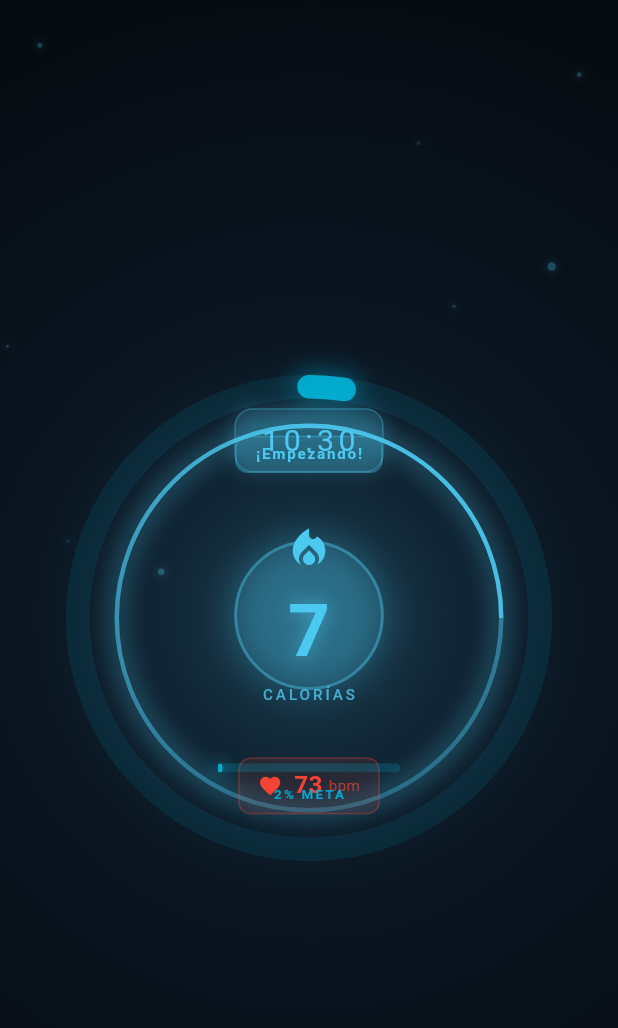
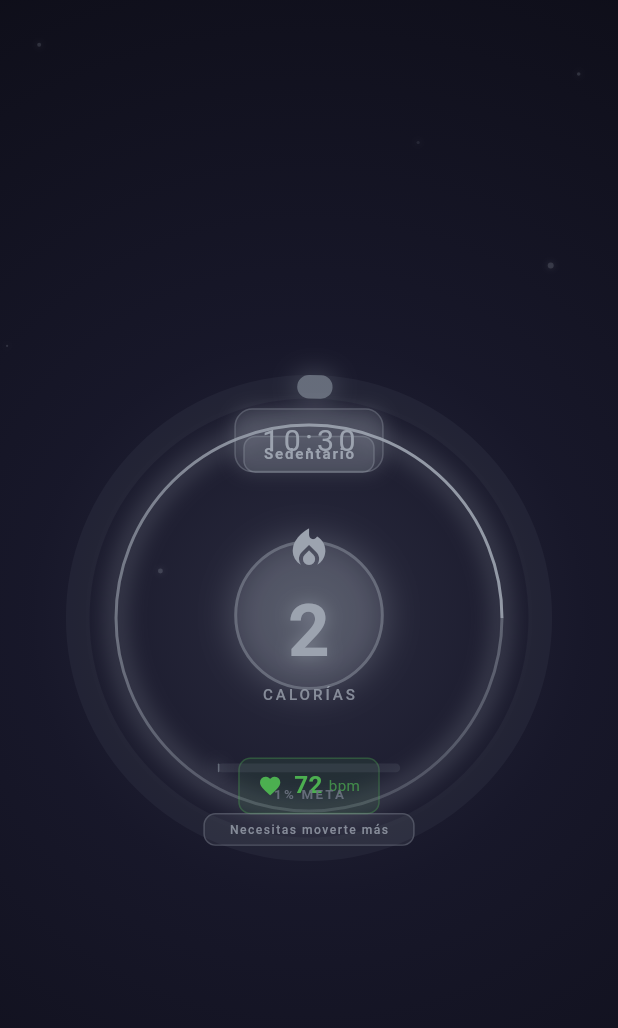
Before and after one commit to luisHidalgo-git/calorias, a Flutter app: the screen it shows after launch, on a phone screen of 412 x 824 dp. Shown: the top 1028 px of the screen. Run offline on Flutter 3.47's test engine with Material 3 defaults, Android fonts, the phone set to English and light mode, and no system bars.

Commit message:
mejorar diseño de textos

```diff
--- a/lib/models/fitness_data.dart
+++ b/lib/models/fitness_data.dart
@@ -9,20 +9,37 @@ class FitnessData {
 
   void addCalories(double amount) {
     _calories += amount;
-    _heartRate = (72 + (_calories / 8).round().clamp(0, 40)).clamp(60, 160);
+    // Ritmo cardíaco más realista basado en la actividad
+    _heartRate = _calculateHeartRate();
   }
 
-  void reset() {
-    _calories = 0.0;
-    _heartRate = 72;
+  int _calculateHeartRate() {
+    // Cálculo más realista del ritmo cardíaco
+    double baseRate = 72.0;
+    double activityMultiplier = (_calories / dailyCaloriesGoal).clamp(0.0, 1.0);
+
+    // El ritmo cardíaco aumenta gradualmente con la actividad
+    double targetRate = baseRate + (activityMultiplier * 50); // Máximo 122 bpm
+
+    return targetRate.round().clamp(60, 160);
   }
 
   // Método para obtener el nivel de intensidad basado en calorías
   int get intensityLevel {
     if (_calories < 50) return 1;
     if (_calories < 100) return 2;
-    if (_calories < 200) return 3;
-    if (_calories < 250) return 4;
+    if (_calories < 150) return 3;
+    if (_calories < 200) return 4;
     return 5;
   }
+
+  // Método para obtener el porcentaje de progreso
+  double get progressPercentage {
+    return (_calories / dailyCaloriesGoal).clamp(0.0, 1.0);
+  }
+
+  // Método para verificar si se alcanzó la meta
+  bool get goalReached {
+    return _calories >= dailyCaloriesGoal;
+  }
 }
--- a/lib/screens/watch_face_screen.dart
+++ b/lib/screens/watch_face_screen.dart
@@ -16,7 +16,6 @@ class _WatchFaceScreenState extends State<WatchFaceScreen>
     with TickerProviderStateMixin {
   FitnessData fitnessData = FitnessData();
   Timer? _activityTimer;
-  Timer? _resetTimer;
 
   late AnimationController _pulseController;
   late AnimationController _backgroundController;
@@ -46,7 +45,6 @@ class _WatchFaceScreenState extends State<WatchFaceScreen>
     );
 
     _startAutomaticActivity();
-    _startResetTimer();
   }
 
   @override
@@ -54,36 +52,19 @@ class _WatchFaceScreenState extends State<WatchFaceScreen>
     _pulseController.dispose();
     _backgroundController.dispose();
     _activityTimer?.cancel();
-    _resetTimer?.cancel();
     super.dispose();
   }
 
   void _startAutomaticActivity() {
-    _activityTimer = Timer.periodic(Duration(seconds: 2), (timer) {
+    _activityTimer = Timer.periodic(Duration(seconds: 3), (timer) {
       if (mounted) {
         setState(() {
-          // Incremento aleatorio entre 2-6 calorías
-          double increment = 2.0 + (math.Random().nextDouble() * 4.0);
+          // Incremento más realista entre 1-3 calorías cada 3 segundos
+          double increment = 1.0 + (math.Random().nextDouble() * 2.0);
           fitnessData.addCalories(increment);
         });
 
         // Animar el fondo cuando cambian las calorías
-        _backgroundController.forward().then((_) {
-          _backgroundController.reverse();
-        });
-      }
-    });
-  }
-
-  void _startResetTimer() {
-    // Reiniciar cada 30 segundos para demostración
-    _resetTimer = Timer.periodic(Duration(seconds: 30), (timer) {
-      if (mounted) {
-        setState(() {
-          fitnessData.reset();
-        });
-
-        // Efecto visual de reinicio
         _backgroundController.forward().then((_) {
           _backgroundController.reverse();
         });
@@ -115,10 +96,10 @@ class _WatchFaceScreenState extends State<WatchFaceScreen>
                   Color.lerp(
                     backgroundColor,
                     accentColor,
-                    _backgroundAnimation.value * 0.3,
+                    _backgroundAnimation.value * 0.2,
                   )!,
-                  backgroundColor.withOpacity(0.8),
-                  backgroundColor.withOpacity(0.4),
+                  backgroundColor.withOpacity(0.9),
+                  backgroundColor.withOpacity(0.6),
                   Colors.black,
                 ],
                 stops: [0.0, 0.3, 0.7, 1.0],
@@ -128,7 +109,7 @@ class _WatchFaceScreenState extends State<WatchFaceScreen>
               children: [
                 // Efecto de partículas sutiles
                 ...List.generate(
-                  8,
+                  6,
                   (index) =>
                       _buildFloatingParticle(index, watchSize, accentColor),
                 ),
@@ -158,8 +139,8 @@ class _WatchFaceScreenState extends State<WatchFaceScreen>
                               // Anillo interior decorativo
                               ProgressRing(
                                 progress: 1.0,
-                                color: accentColor.withOpacity(0.2),
-                                strokeWidth: 3,
+                                color: accentColor.withOpacity(0.15),
+                                strokeWidth: 2,
                                 radius: watchSize * 0.32,
                               ),
 
@@ -183,6 +164,17 @@ class _WatchFaceScreenState extends State<WatchFaceScreen>
                                 child: _buildProgressIndicator(
                                   watchSize,
                                   progressColor,
+                                ),
+                              ),
+
+                              // Descripción del nivel de actividad
+                              Positioned(
+                                bottom: watchSize * 0.05,
+                                left: 0,
+                                right: 0,
+                                child: _buildActivityDescription(
+                                  watchSize,
+                                  accentColor,
                                 ),
                               ),
                             ],
@@ -246,9 +238,36 @@ class _WatchFaceScreenState extends State<WatchFaceScreen>
     );
   }
 
+  Widget _buildActivityDescription(double watchSize, Color accentColor) {
+    final description = ColorUtils.getActivityDescription(fitnessData.calories);
+
+    return Center(
+      child: Container(
+        padding: EdgeInsets.symmetric(
+          horizontal: watchSize * 0.04,
+          vertical: watchSize * 0.01,
+        ),
+        decoration: BoxDecoration(
+          borderRadius: BorderRadius.circular(watchSize * 0.02),
+          color: accentColor.withOpacity(0.1),
+          border: Border.all(color: accentColor.withOpacity(0.3), width: 1),
+        ),
+        child: Text(
+          description,
+          style: TextStyle(
+            fontSize: watchSize * 0.02,
+            color: accentColor.withOpacity(0.8),
+            fontWeight: FontWeight.w500,
+            letterSpacing: 1.0,
+          ),
+        ),
+      ),
+    );
+  }
+
   Widget _buildFloatingParticle(int index, double watchSize, Color color) {
     final random = math.Random(index);
-    final size = 2.0 + random.nextDouble() * 4.0;
+    final size = 1.5 + random.nextDouble() * 3.0;
     final left = random.nextDouble() * watchSize;
     final top = random.nextDouble() * watchSize;
 
@@ -260,8 +279,8 @@ class _WatchFaceScreenState extends State<WatchFaceScreen>
         height: size,
         decoration: BoxDecoration(
           shape: BoxShape.circle,
-          color: color.withOpacity(0.1 + random.nextDouble() * 0.2),
-          boxShadow: [BoxShadow(color: color.withOpacity(0.3), blurRadius: 4)],
+          color: color.withOpacity(0.1 + random.nextDouble() * 0.15),
+          boxShadow: [BoxShadow(color: color.withOpacity(0.2), blurRadius: 3)],
         ),
       ),
     );
--- a/lib/utils/color_utils.dart
+++ b/lib/utils/color_utils.dart
@@ -1,74 +1,120 @@
 import 'package:flutter/material.dart';
 
 class ColorUtils {
-  // Colores basados en las calorías quemadas
+  // Colores más realistas basados en niveles de actividad física
   static Color getBackgroundColor(double calories) {
     if (calories < 50) {
-      // Muy pocas calorías - azul oscuro relajante
-      return Color(0xFF0D1B2A);
+      // Muy poca actividad - gris azulado (sedentario)
+      return Color(0xFF1A1A2E);
     } else if (calories < 100) {
-      // Pocas calorías - azul medio
-      return Color(0xFF1B263B);
+      // Actividad ligera - azul oscuro
+      return Color(0xFF16213E);
     } else if (calories < 150) {
-      // Calorías moderadas - púrpura
-      return Color(0xFF2D1B69);
+      // Actividad moderada - verde oscuro
+      return Color(0xFF0F3460);
     } else if (calories < 200) {
-      // Buenas calorías - naranja oscuro
-      return Color(0xFF8B2635);
+      // Buena actividad - verde medio
+      return Color(0xFF1B4332);
     } else if (calories < 250) {
-      // Muchas calorías - rojo intenso
-      return Color(0xFF9D0208);
+      // Excelente actividad - verde vibrante
+      return Color(0xFF2D6A4F);
     } else {
-      // Meta alcanzada - dorado
-      return Color(0xFF6F4E37);
+      // Meta alcanzada - dorado/verde brillante
+      return Color(0xFF40916C);
     }
   }
 
   static Color getAccentColor(double calories) {
     if (calories < 50) {
-      return Color(0xFF4CC9F0);
+      // Sedentario - gris claro
+      return Color(0xFF9CA3AF);
     } else if (calories < 100) {
-      return Color(0xFF7209B7);
+      // Ligero - azul suave
+      return Color(0xFF60A5FA);
     } else if (calories < 150) {
-      return Color(0xFF560BAD);
+      // Moderado - amarillo suave
+      return Color(0xFFFBBF24);
     } else if (calories < 200) {
-      return Color(0xFFFF6B35);
+      // Bueno - verde claro
+      return Color(0xFF34D399);
     } else if (calories < 250) {
-      return Color(0xFFFF0A54);
+      // Excelente - verde brillante
+      return Color(0xFF10B981);
     } else {
-      return Color(0xFFFFD60A);
+      // Meta - dorado brillante
+      return Color(0xFFF59E0B);
     }
   }
 
   static Color getProgressColor(double calories) {
     if (calories < 50) {
-      return Color(0xFF00B4D8);
+      // Sedentario - gris
+      return Color(0xFF6B7280);
     } else if (calories < 100) {
-      return Color(0xFF9D4EDD);
+      // Ligero - azul
+      return Color(0xFF3B82F6);
     } else if (calories < 150) {
-      return Color(0xFF7B2CBF);
+      // Moderado - amarillo/naranja
+      return Color(0xFFF97316);
     } else if (calories < 200) {
-      return Color(0xFFFF8500);
+      // Bueno - verde
+      return Color(0xFF22C55E);
     } else if (calories < 250) {
-      return Color(0xFFFF006E);
+      // Excelente - verde intenso
+      return Color(0xFF16A34A);
     } else {
-      return Color(0xFFFFBF00);
+      // Meta - dorado
+      return Color(0xFFEAB308);
     }
   }
 
   static String getMotivationalText(double calories) {
     if (calories < 50) {
-      return "¡Empezando!";
+      return "Sedentario";
     } else if (calories < 100) {
-      return "¡Buen ritmo!";
+      return "Ligero";
     } else if (calories < 150) {
-      return "¡Excelente!";
+      return "Moderado";
     } else if (calories < 200) {
-      return "¡Increíble!";
+      return "Activo";
     } else if (calories < 250) {
-      return "¡Casi ahí!";
+      return "Muy Activo";
     } else {
       return "¡META!";
     }
   }
+
+  // Nuevo método para obtener descripción del nivel
+  static String getActivityDescription(double calories) {
+    if (calories < 50) {
+      return "Necesitas moverte más";
+    } else if (calories < 100) {
+      return "Actividad básica";
+    } else if (calories < 150) {
+      return "Buen progreso";
+    } else if (calories < 200) {
+      return "Excelente trabajo";
+    } else if (calories < 250) {
+      return "Nivel excepcional";
+    } else {
+      return "¡Objetivo cumplido!";
+    }
+  }
+
+  // Método para obtener el color del texto según el nivel
+  static Color getTextColor(double calories) {
+    if (calories < 50) {
+      return Color(0xFFD1D5DB);
+    } else if (calories < 100) {
+      return Color(0xFFDBEAFE);
+    } else if (calories < 150) {
+      return Color(0xFFFEF3C7);
+    } else if (calories < 200) {
+      return Color(0xFFD1FAE5);
+    } else if (calories < 250) {
+      return Color(0xFFDCFCE7);
+    } else {
+      return Color(0xFFFEF3C7);
+    }
+  }
 }
--- a/lib/widgets/center_content.dart
+++ b/lib/widgets/center_content.dart
@@ -18,6 +18,7 @@ class CenterContent extends StatelessWidget {
     final motivationalText = ColorUtils.getMotivationalText(
       fitnessData.calories,
     );
+    final textColor = ColorUtils.getTextColor(fitnessData.calories);
 
     return Center(
       child: Container(
@@ -26,7 +27,7 @@ class CenterContent extends StatelessWidget {
         child: Column(
           mainAxisAlignment: MainAxisAlignment.center,
           children: [
-            // Texto motivacional
+            // Nivel de actividad
             Container(
               padding: EdgeInsets.symmetric(
                 horizontal: watchSize * 0.03,
@@ -108,7 +109,7 @@ class CenterContent extends StatelessWidget {
 
             SizedBox(height: watchSize * 0.04),
 
-            // Ritmo cardíaco
+            // Ritmo cardíaco con color dinámico
             Container(
               padding: EdgeInsets.symmetric(
                 horizontal: watchSize * 0.03,
@@ -116,9 +117,9 @@ class CenterContent extends StatelessWidget {
               ),
               decoration: BoxDecoration(
                 borderRadius: BorderRadius.circular(watchSize * 0.02),
-                color: Colors.red.withOpacity(0.1),
+                color: _getHeartRateColor().withOpacity(0.1),
                 border: Border.all(
-                  color: Colors.red.withOpacity(0.3),
+                  color: _getHeartRateColor().withOpacity(0.3),
                   width: 1,
                 ),
               ),
@@ -127,7 +128,7 @@ class CenterContent extends StatelessWidget {
                 children: [
                   Icon(
                     Icons.favorite,
-                    color: Colors.red,
+                    color: _getHeartRateColor(),
                     size: watchSize * 0.04,
                   ),
                   SizedBox(width: 8),
@@ -136,7 +137,7 @@ class CenterContent extends StatelessWidget {
                     style: TextStyle(
                       fontSize: watchSize * 0.04,
                       fontWeight: FontWeight.w600,
-                      color: Colors.red,
+                      color: _getHeartRateColor(),
                     ),
                   ),
                   SizedBox(width: 4),
@@ -144,7 +145,7 @@ class CenterContent extends StatelessWidget {
                     'bpm',
                     style: TextStyle(
                       fontSize: watchSize * 0.025,
-                      color: Colors.red.withOpacity(0.7),
+                      color: _getHeartRateColor().withOpacity(0.7),
                     ),
                   ),
                 ],
@@ -155,4 +156,15 @@ class CenterContent extends StatelessWidget {
       ),
     );
   }
+
+  Color _getHeartRateColor() {
+    // Color del ritmo cardíaco basado en la intensidad
+    if (fitnessData.heartRate < 80) {
+      return Colors.green;
+    } else if (fitnessData.heartRate < 100) {
+      return Colors.orange;
+    } else {
+      return Colors.red;
+    }
+  }
 }
```
